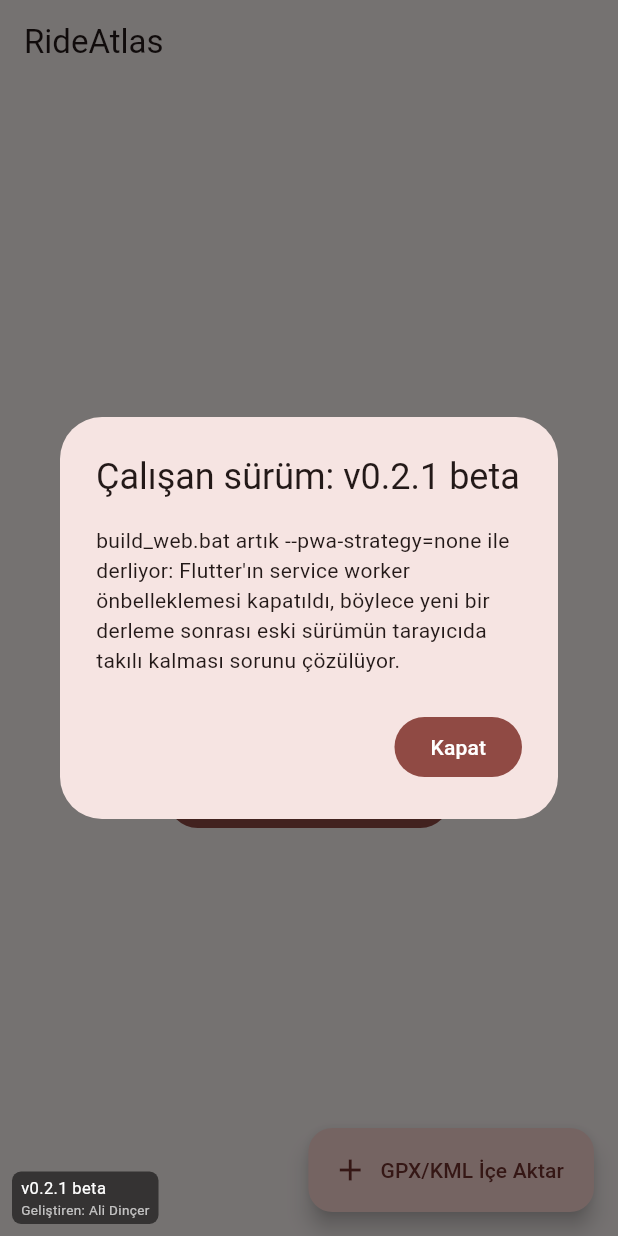
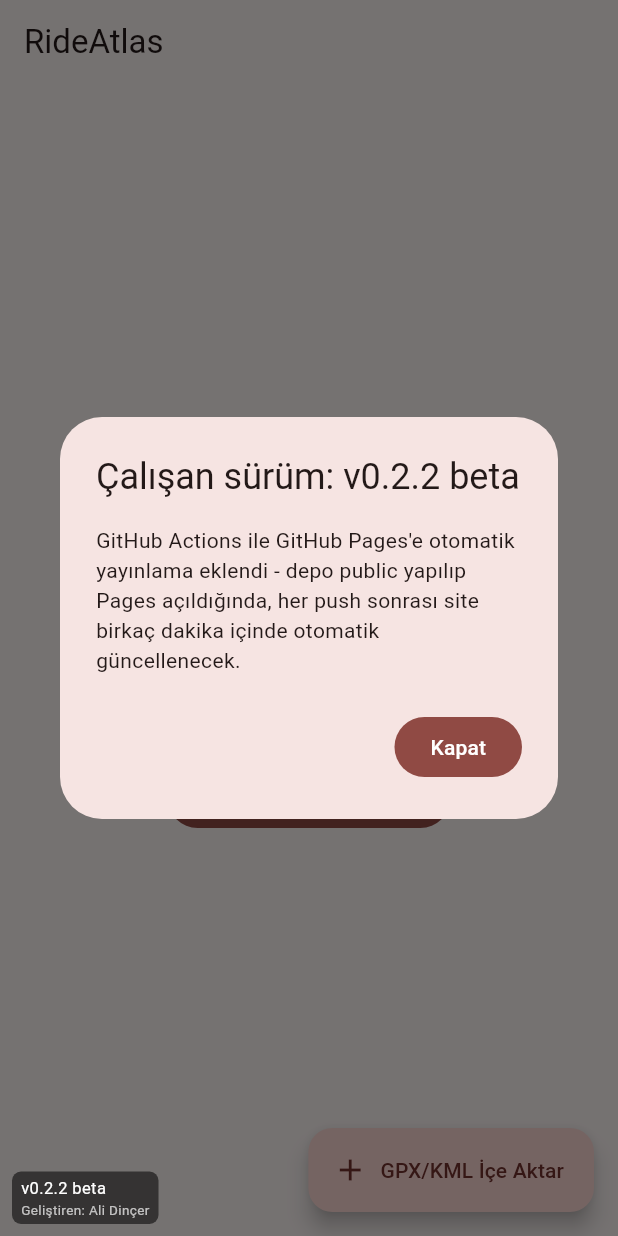
Before and after one commit to alid67-git/RideAtlas, a Flutter app: the screen it shows after launch, on a phone screen of 412 x 824 dp. Run offline on Flutter 3.47's test engine with Material 3 defaults, Android fonts, the phone set to English and light mode, and no system bars; our stand-ins replace file_picker, fl_chart, flutter_map, hive, hive_flutter, latlong2 and 1 more; missing offline and left inert: gpx; accounts and stored records are empty.

Commit message:
Add GitHub Actions workflow to auto-deploy the web build to GitHub Pages
Builds with --base-href /RideAtlas/ (required for a project Pages site,
which is served from a subpath rather than the domain root) and
publishes build/web via actions/deploy-pages on every push to this
branch. Requires the repo to be public and Pages source set to
"GitHub Actions" in repo settings - both done manually by the owner.

```diff
--- a/lib/build_info.dart
+++ b/lib/build_info.dart
@@ -1,9 +1,9 @@
 /// Bumped by hand on every push so the running build can be eyeballed on
 /// screen (Chrome tabs / dev servers can otherwise silently serve stale JS).
-const String kAppBuildLabel = 'v0.2.1 beta';
+const String kAppBuildLabel = 'v0.2.2 beta';
 
 /// Shown once, in a dialog, the first time this build label is seen.
 const String kAppBuildNote =
-    'build_web.bat artık --pwa-strategy=none ile derliyor: Flutter\'ın '
-    'service worker önbelleklemesi kapatıldı, böylece yeni bir derleme '
-    'sonrası eski sürümün tarayıcıda takılı kalması sorunu çözülüyor.';
+    'GitHub Actions ile GitHub Pages\'e otomatik yayınlama eklendi - depo '
+    'public yapılıp Pages açıldığında, her push sonrası site birkaç '
+    'dakika içinde otomatik güncellenecek.';
```
Also changed, not shown: 1 other file.
